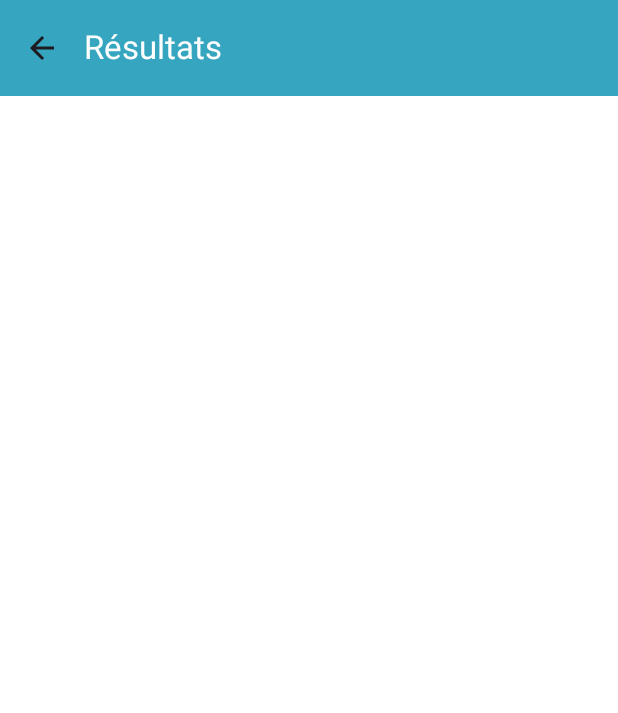
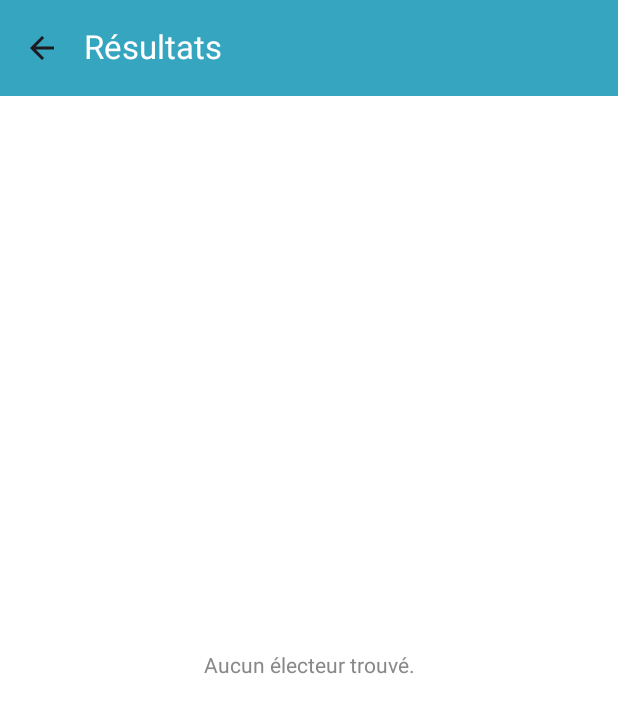
Before and after one commit to Stage-mairie/elections_app, an Android app built with Jetpack Compose: the ResultsActivity screen opened directly, with no data from a screen before it, on a phone screen of 412 x 824 dp. Shown: the top 713 px of the screen. Run offline under Robolectric (Android 15) with nearby library versions, the phone set to English and light mode, and no system bars.

Commit message:
Feat: Add research fonction

```diff
--- a/app/src/main/java/com/example/bureaudevotemsa/ResultsActivity.kt
+++ b/app/src/main/java/com/example/bureaudevotemsa/ResultsActivity.kt
@@ -31,7 +31,6 @@ import androidx.compose.foundation.border
 import androidx.compose.ui.draw.shadow
 import androidx.compose.ui.text.font.FontWeight
 
-
 class ResultsActivity : ComponentActivity() {
     override fun onCreate(savedInstanceState: Bundle?) {
         super.onCreate(savedInstanceState)
@@ -56,7 +55,7 @@ data class Electeurs(
     @SerialName("nom d'usage")
     val nomUsage: String? = null,
     @SerialName("prénoms")
-    val prenoms: String,
+    val prenoms: String? = null,
     @SerialName("date de naissance")
     val dateDeNaissance: String? = null,
     @SerialName("code du bureau de vote")
@@ -71,20 +70,61 @@ fun chargerElecteurs(context: Context): List<Electeurs> {
             .bufferedReader()
             .use { it.readText() }
 
-        val json = Json { ignoreUnknownKeys = true; coerceInputValues = true }
-        val list = json.decodeFromString<List<Electeurs>>(jsonString)
-        list
+        val json = Json {
+            ignoreUnknownKeys = true
+            coerceInputValues = true
+            isLenient = true
+        }
+
+        json.decodeFromString<List<Electeurs>>(jsonString)
     } catch (e: Exception) {
+        Log.e("JSON", "Erreur de chargement JSON : ${e.message}")
         e.printStackTrace()
         emptyList()
     }
 }
+
+
+fun searchElecteur(
+    electeurs: List<Electeurs>,
+    nom: String?,
+    prenom: String?,
+    dateNaissance: String?
+): List<Electeurs> {
+    if (nom.isNullOrBlank() || prenom.isNullOrBlank() || dateNaissance.isNullOrBlank()) {
+        Log.d("Search", "Champs vides : nom=$nom, prenom=$prenom, date=$dateNaissance")
+        return emptyList()
+    }
+
+    val result = electeurs.filter { e ->
+        val matchNom = e.nomDeNaissance.equals(nom, ignoreCase = true)
+        val matchPrenom = e.prenoms?.contains(prenom, ignoreCase = true) ?: false
+        val matchDate = e.dateDeNaissance?.replace("\\", "/")
+            ?.equals(dateNaissance.replace("\\", "/"), ignoreCase = true) ?: false
+
+        Log.d(
+            "Search",
+            "Test: ${e.nomDeNaissance} ${e.prenoms} ${e.dateDeNaissance} → nom=$matchNom prenom=$matchPrenom date=$matchDate"
+        )
+
+        matchNom && matchPrenom && matchDate
+    }
+
+    Log.d("Search", "Résultats trouvés: ${result.size}")
+    return result
+}
+
 
 @OptIn(ExperimentalMaterial3Api::class)
 @Composable
 fun SecondScreen() {
     val context = LocalContext.current
     val activity = context as ComponentActivity
+
+    // Récupération des infos passées depuis l'intent
+    val nom = activity.intent.getStringExtra("EXTRA_NOM")
+    val prenom = activity.intent.getStringExtra("EXTRA_PRENOM")
+    val dateNaissance = activity.intent.getStringExtra("EXTRA_DATE_NAISSANCE")
 
     val electeurs by produceState<List<Electeurs>?>(initialValue = null, key1 = Unit) {
         value = withContext(Dispatchers.IO) { chargerElecteurs(context) }
@@ -108,7 +148,8 @@ fun SecondScreen() {
         },
         containerColor = Color.White
     ) { paddingValues ->
-        if (electeurs == null) {
+        when {
+            electeurs == null -> {
                 Box(
                     modifier = Modifier
                         .fillMaxSize()
@@ -116,6 +157,20 @@ fun SecondScreen() {
                     contentAlignment = Alignment.Center
                 ) {
                     CircularProgressIndicator(color = Color(0xFF35A5C0))
+                }
+            }
+
+            else -> {
+                val resultats = searchElecteur(electeurs!!, nom, prenom, dateNaissance)
+
+                if (resultats.isEmpty()) {
+                    Box(
+                        modifier = Modifier
+                            .fillMaxSize()
+                            .padding(paddingValues),
+                        contentAlignment = Alignment.Center
+                    ) {
+                        Text("Aucun électeur trouvé.", color = Color.Gray)
                     }
                 } else {
                     LazyColumn(
@@ -125,13 +180,16 @@ fun SecondScreen() {
                         verticalArrangement = Arrangement.spacedBy(16.dp),
                         contentPadding = PaddingValues(16.dp)
                     ) {
-                items(electeurs!!) { e ->
+                        items(resultats) { e ->
                             ElecteurCard(e)
                         }
                     }
                 }
             }
         }
+    }
+}
+
 
 @Composable
 fun ElecteurCard(e: Electeurs) {
```
Also changed, not shown: 1 other file. Lines whose indentation alone changed are shown as unchanged.
